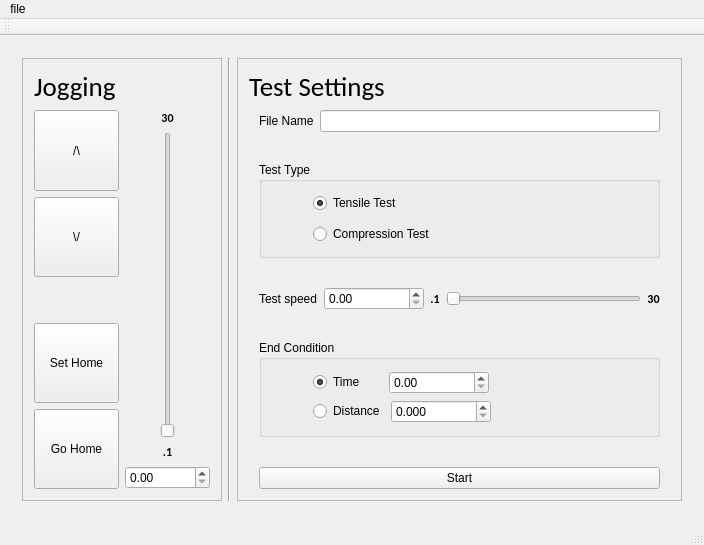
Qt form freeLoader/mainwindow.ui (CreativeMachinesLab/freeLoader) before a commit.
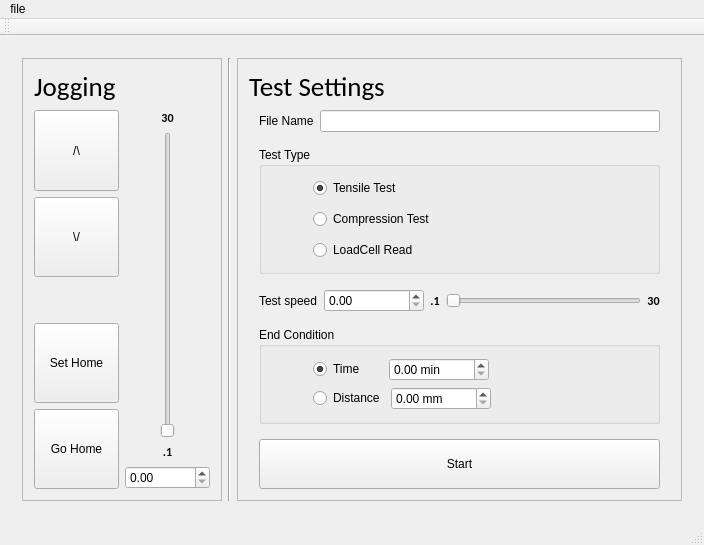
The same form after that commit.

Commit message: Added loadcell read test, added systems for UI

```diff
--- a/freeLoader/mainwindow.ui
+++ b/freeLoader/mainwindow.ui
@@ -421,6 +421,29 @@
                       </property>
                      </widget>
                     </item>
+                    <item>
+                     <spacer name="verticalSpacer_10">
+                      <property name="orientation">
+                       <enum>Qt::Vertical</enum>
+                      </property>
+                      <property name="sizeType">
+                       <enum>QSizePolicy::Fixed</enum>
+                      </property>
+                      <property name="sizeHint" stdset="0">
+                       <size>
+                        <width>20</width>
+                        <height>5</height>
+                       </size>
+                      </property>
+                     </spacer>
+                    </item>
+                    <item>
+                     <widget class="QRadioButton" name="loadCellReadRadioButton">
+                      <property name="text">
+                       <string>LoadCell Read</string>
+                      </property>
+                     </widget>
+                    </item>
                    </layout>
                   </item>
                  </layout>
@@ -584,6 +607,15 @@
                           <height>0</height>
                          </size>
                         </property>
+                        <property name="suffix">
+                         <string> min</string>
+                        </property>
+                        <property name="maximum">
+                         <double>1440.000000000000000</double>
+                        </property>
+                        <property name="singleStep">
+                         <double>0.166666000000000</double>
+                        </property>
                        </widget>
                       </item>
                       <item>
@@ -628,7 +660,10 @@
                          <string/>
                         </property>
                         <property name="suffix">
-                         <string>0</string>
+                         <string> mm</string>
+                        </property>
+                        <property name="maximum">
+                         <double>1000.000000000000000</double>
                         </property>
                        </widget>
                       </item>
@@ -667,6 +702,12 @@
                </item>
                <item>
                 <widget class="QPushButton" name="startButton">
+                 <property name="minimumSize">
+                  <size>
+                   <width>0</width>
+                   <height>50</height>
+                  </size>
+                 </property>
                  <property name="text">
                   <string>Start</string>
                  </property>
```
Left out of the diff: 19 changed lines with no effect on the pictures. The commit also changes 7 other files.
